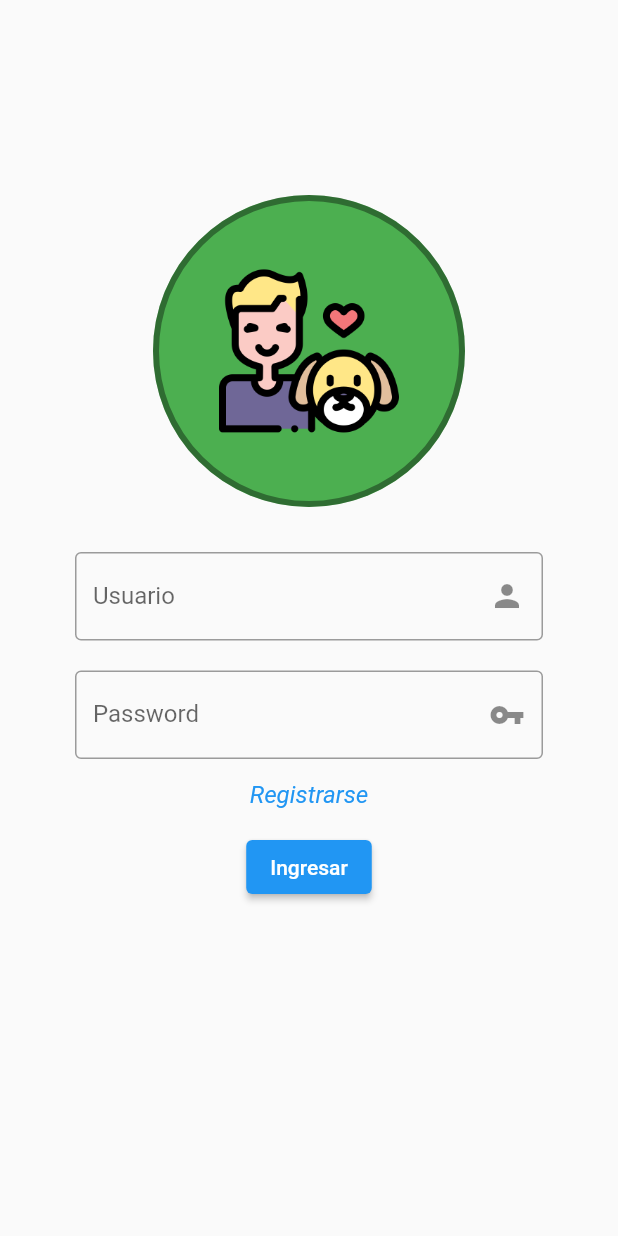
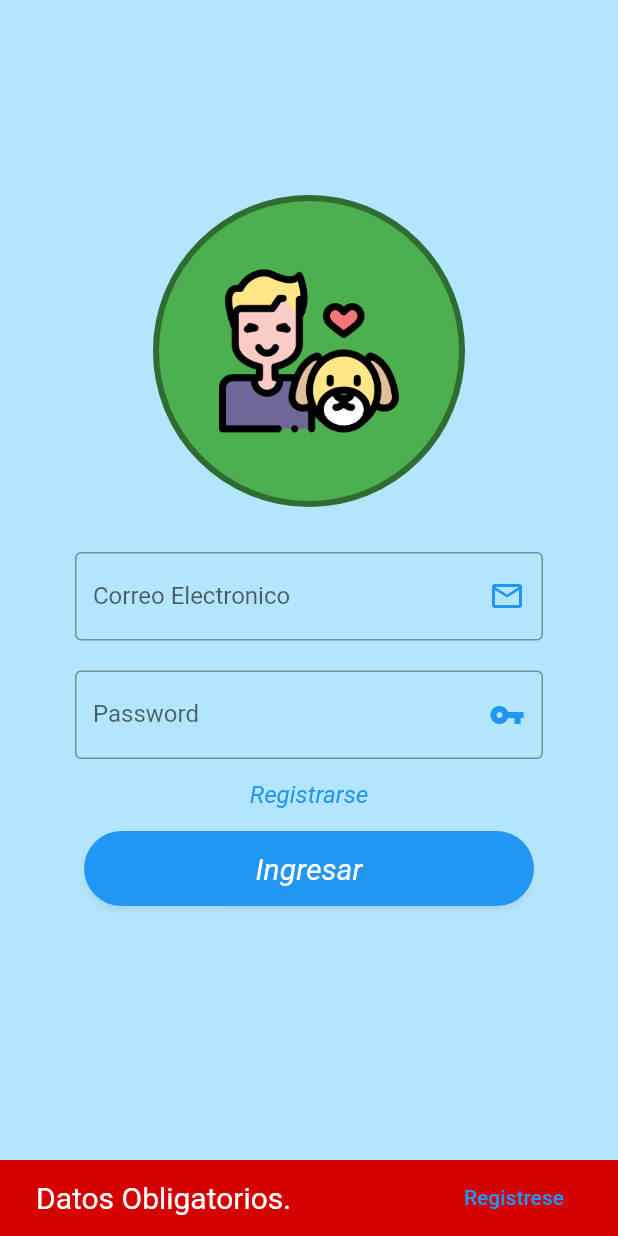
Before and after one commit to vivisfore09/paseando_mascotas-udea, a Flutter app: the screen it shows after launch, after a tap on "Ingresar", on a phone screen of 412 x 824 dp. Run offline on Flutter 3.47's test engine with Material 2 defaults, Android fonts, the phone set to English and light mode, and no system bars.

Commit message:
Version 2 Validar Login Datos Quemados

```diff
--- a/lib/main.dart
+++ b/lib/main.dart
@@ -12,6 +12,7 @@ class MyApp extends StatelessWidget {
   @override
   Widget build(BuildContext context) {
     return MaterialApp(
+      debugShowCheckedModeBanner: false,
       title: 'Flutter Demo',
       theme: ThemeData(
         // This is the theme of your application.
@@ -24,6 +25,7 @@ class MyApp extends StatelessWidget {
         // Notice that the counter didn't reset back to zero; the application
         // is not restarted.
         primarySwatch: Colors.blue,
+        canvasColor: const Color(0xFFB3E5FC)
       ),
       home: const SplashPage(),
     );
--- a/lib/pages/login_page.dart
+++ b/lib/pages/login_page.dart
@@ -1,4 +1,5 @@
 import 'package:flutter/material.dart';
+import 'package:paseando_pet/pages/home_page.dart';
 import 'package:paseando_pet/pages/registrar_page.dart';
 
 class LoginPage extends StatefulWidget {
@@ -9,12 +10,51 @@ class LoginPage extends StatefulWidget {
 }
 
 class _LoginPageState extends State<LoginPage> {
+
+  final email=TextEditingController();
+  final password=TextEditingController();
+
+  void validarUsuario(){
+
+    if(email.text.isNotEmpty && password.text.isNotEmpty){
+    if(email.text=="viviana@gmail.com") {
+      if (password.text == "vivi123*") {
+        Navigator.pushReplacement(
+            context, MaterialPageRoute(builder: (context) => const HomePage()));
+      } else {
+        mostrarMensaje("Contraseña Incorrecta.");
+      }
+    }else{  mostrarMensaje("Usuario no registrado."); }
+    }else{
+      mostrarMensaje("Datos Obligatorios.");
+    }
+  }
+
+  void mostrarMensaje(String mensaje){
+    final pantalla=ScaffoldMessenger.of(context);
+    pantalla.showSnackBar(
+      SnackBar(
+        content: Text(mensaje, style: const TextStyle(fontSize: 20),),
+        backgroundColor: const Color(0xFFD50000),
+        duration: const Duration(seconds: 10),
+        action: SnackBarAction(
+          label: 'Registrese',
+          onPressed: (){
+            pantalla.hideCurrentSnackBar;
+            Navigator.push(context, MaterialPageRoute(builder: (context)=> RegistrarPage()));
+          }
+
+        ),
+      )
+    );
+  }
+
   @override
   Widget build(BuildContext context) {
     return Scaffold(
       body: SingleChildScrollView(
         child: Padding(
-          padding: EdgeInsets.symmetric(vertical: 100,horizontal: 50),
+          padding: const EdgeInsets.symmetric(vertical: 100,horizontal: 50),
           child: Center(
             child: Column(
               children: [
@@ -29,23 +69,26 @@ class _LoginPageState extends State<LoginPage> {
                   ),
                 ),
                 TextFormField(
+                  controller: email,
                   decoration: const InputDecoration(
-                    labelText: "Usuario",
+                    labelText: "Correo Electronico",
                     border: OutlineInputBorder(),
-                    suffixIcon: Icon(Icons.person)
+                    suffixIcon: Icon(Icons.email_outlined, color: Colors.blue, size: 24)
                   ),
                 ),
-                SizedBox(
+                const SizedBox(
                   height: 20,
                 ),
                 TextFormField(
+                  controller: password,
                   obscureText: true,
                   //keyboardType: TextInputType.emailAddress,
                   //maxLength: 8,
                   decoration: const InputDecoration(
                       labelText: "Password",
                       border: OutlineInputBorder(),
-                      suffixIcon: Icon(Icons.vpn_key_sharp)
+                      suffixIcon: Icon(Icons.vpn_key_sharp, color: Colors.blue, size: 24),
+
                   ),
                 ),
                 TextButton(
@@ -59,7 +102,20 @@ class _LoginPageState extends State<LoginPage> {
                     child: const Text("Registrarse")
                 ),
                 ElevatedButton(
-                    onPressed:(){},
+                    style: ElevatedButton.styleFrom(
+                      fixedSize: const Size(300, 50),
+                      shape: RoundedRectangleBorder(
+                        borderRadius: BorderRadius.circular(50)
+                      ),
+                      shadowColor: Colors.black26,
+                      textStyle: const TextStyle(
+                        fontStyle: FontStyle.italic,
+                        fontSize: 20
+                      )
+                    ),
+                    onPressed:(){
+                      validarUsuario();
+                    },
                     child: const Text("Ingresar"))
 
               ],
```
